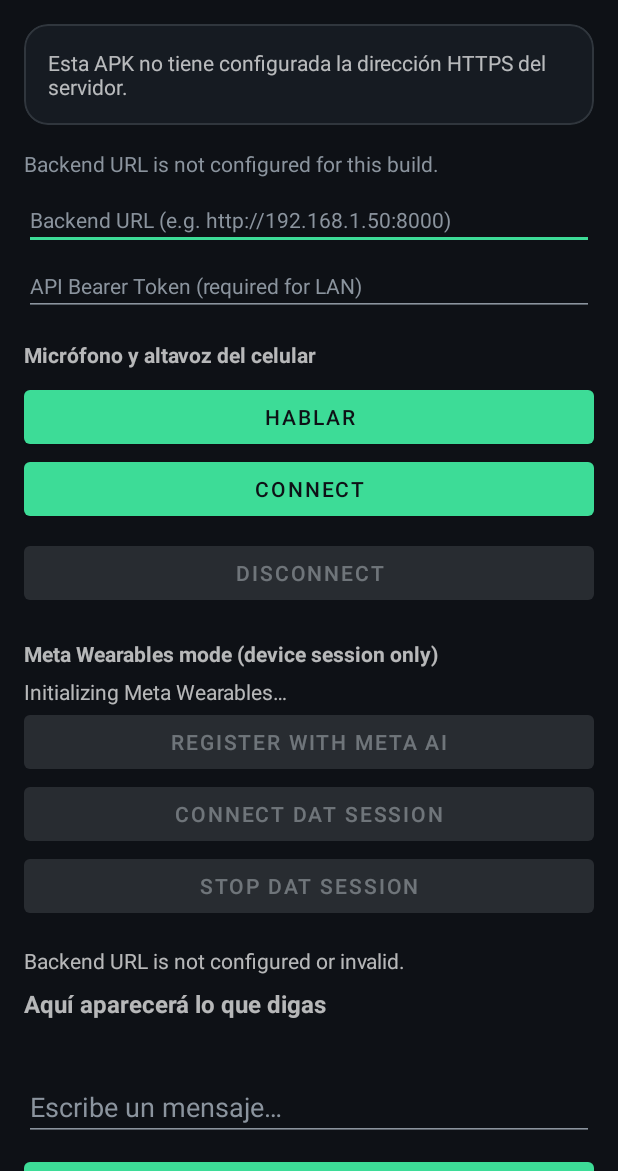
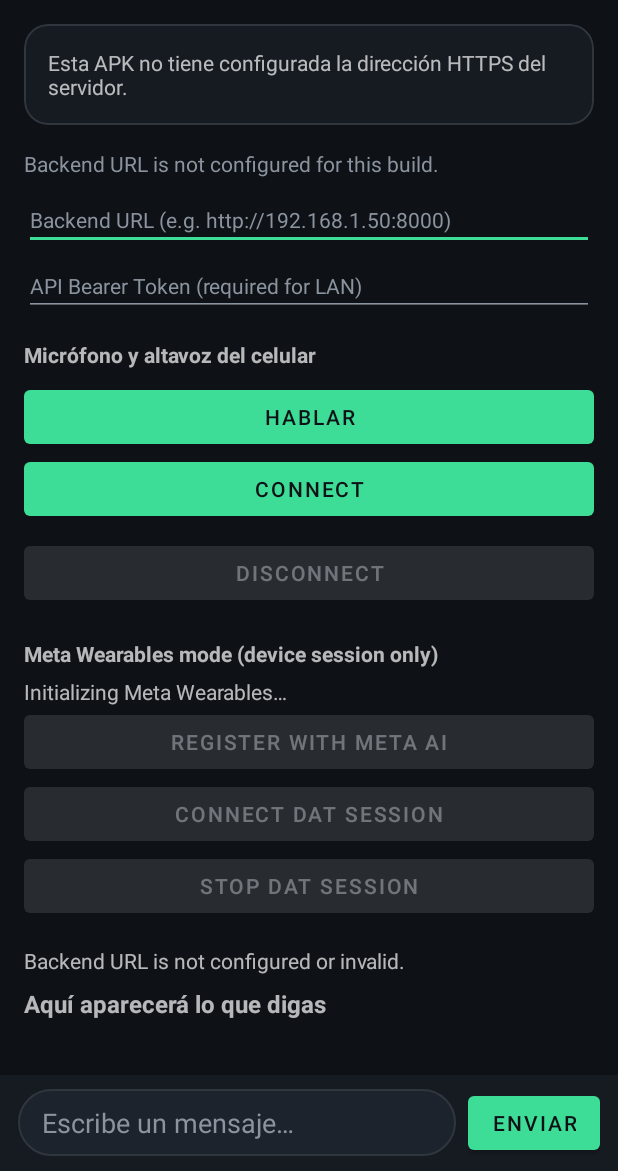
Before and after one commit to Chessani28/ITGlasses-Android, an Android app: the screen it shows after launch (MainActivity), on a phone screen of 412 x 824 dp, the part 65-1236 px from its top. Run offline under Robolectric (Android 15) with nearby library versions, the phone set to English and light mode, and no system bars; 2 statements that could not run were skipped.

Commit message:
Etapa C: conversación en burbujas y barra de mensaje fija
- ChatLog (Kotlin puro): mensajes del usuario y del asistente, avisos,
  "Generando respuesta" y "Comprobando…" provisional tras un 403; límite de 100
- ChatBubbles: usuario a la derecha y asistente a la izquierda, ancho ajustado
  al contenido y máximo del 80 % del ancho real del contenedor, recalculado al
  girar; fundido y puntos animados que respetan las animaciones desactivadas
- Barra de mensaje fija abajo con ADJUST_RESIZE; et_message se vacía al enviar
- Los fallos de chat se muestran en la conversación ("No enviado" y el aviso),
  sin usar la línea de estado; voz y modo token compartido sin cambios
- Color itg_bubble_user #173A2C con contrastes comprobados
- Pruebas: ChatLogTest, ChatFailuresTest, ChatTextsTest y BubbleWidthTest;
  testPhoneDebugUnitTest y testMetaDebugUnitTest 160/160; lint sin fallos
- Probado en un celular real: burbujas, Generando respuesta, bloqueado, pendiente

Co-Authored-By: Claude Sonnet 5.5 <noreply@anthropic.com>
Claude-Session: https://claude.ai/code/session_01U1So5MrWB3zANoVneKaKAh

```diff
--- /dev/null
+++ b/app/src/main/res/drawable/bg_input.xml
@@ -0,0 +1,7 @@
+<?xml version="1.0" encoding="utf-8"?>
+<!-- Message field in the bottom bar. -->
+<shape xmlns:android="http://schemas.android.com/apk/res/android" android:shape="rectangle">
+    <solid android:color="@color/itg_surface_raised" />
+    <stroke android:width="1dp" android:color="@color/itg_outline" />
+    <corners android:radius="22dp" />
+</shape>
--- /dev/null
+++ b/app/src/main/res/drawable/bubble_notice.xml
@@ -0,0 +1,6 @@
+<?xml version="1.0" encoding="utf-8"?>
+<!-- Notice after a failed message (text in itg_warning). -->
+<shape xmlns:android="http://schemas.android.com/apk/res/android" android:shape="rectangle">
+    <solid android:color="@color/itg_surface_raised" />
+    <corners android:radius="12dp" />
+</shape>
--- a/app/src/main/res/layout/activity_main.xml
+++ b/app/src/main/res/layout/activity_main.xml
@@ -1,8 +1,16 @@
 <?xml version="1.0" encoding="utf-8"?>
-<ScrollView xmlns:android="http://schemas.android.com/apk/res/android"
+<!-- Stage C: scrolling content on top, message bar fixed at the bottom (window uses adjustResize). -->
+<LinearLayout xmlns:android="http://schemas.android.com/apk/res/android"
     xmlns:app="http://schemas.android.com/apk/res-auto"
     android:layout_width="match_parent"
     android:layout_height="match_parent"
+    android:orientation="vertical">
+
+<ScrollView
+    android:id="@+id/main_scroll"
+    android:layout_width="match_parent"
+    android:layout_height="0dp"
+    android:layout_weight="1"
     android:fillViewport="true">
 
     <LinearLayout
@@ -192,19 +200,14 @@
             android:textSize="14sp"
             android:layout_marginTop="8dp"/>
 
-        <androidx.appcompat.widget.AppCompatEditText
-            android:id="@+id/et_message"
+        <!-- Pairing mode: bubbles (ChatBubbles). Shared-token mode keeps tv_chat_output below, as before. -->
+        <LinearLayout
+            android:id="@+id/chat_messages"
             android:layout_width="match_parent"
             android:layout_height="wrap_content"
-            android:hint="@string/chat_placeholder"
-            android:layout_marginTop="8dp"/>
-
-        <Button
-            android:id="@+id/btn_send"
-            android:layout_width="match_parent"
-            android:layout_height="wrap_content"
-            android:text="@string/send"
-            android:layout_marginTop="8dp"/>
+            android:layout_marginTop="8dp"
+            android:orientation="vertical"
+            android:visibility="gone"/>
 
         <TextView
             android:id="@+id/tv_chat_output"
@@ -216,3 +219,40 @@
 
     </LinearLayout>
 </ScrollView>
+
+    <LinearLayout
+        android:id="@+id/message_bar"
+        android:layout_width="match_parent"
+        android:layout_height="wrap_content"
+        android:background="@color/itg_surface"
+        android:gravity="center_vertical"
+        android:orientation="horizontal"
+        android:paddingStart="12dp"
+        android:paddingTop="8dp"
+        android:paddingEnd="12dp"
+        android:paddingBottom="8dp">
+
+        <androidx.appcompat.widget.AppCompatEditText
+            android:id="@+id/et_message"
+            android:layout_width="0dp"
+            android:layout_height="wrap_content"
+            android:layout_weight="1"
+            android:background="@drawable/bg_input"
+            android:hint="@string/chat_placeholder"
+            android:inputType="textMultiLine|textCapSentences"
+            android:maxLines="5"
+            android:minHeight="44dp"
+            android:paddingStart="16dp"
+            android:paddingTop="10dp"
+            android:paddingEnd="16dp"
+            android:paddingBottom="10dp"
+            android:textColor="@color/itg_text_primary"/>
+
+        <Button
+            android:id="@+id/btn_send"
+            android:layout_width="wrap_content"
+            android:layout_height="wrap_content"
+            android:layout_marginStart="8dp"
+            android:text="@string/send"/>
+    </LinearLayout>
+</LinearLayout>
--- a/app/src/main/res/values/colors.xml
+++ b/app/src/main/res/values/colors.xml
@@ -11,4 +11,5 @@
     <color name="itg_on_accent">#0E1116</color>
     <color name="itg_warning">#F2B84B</color>
     <color name="itg_danger">#FF8A8F</color>
+    <color name="itg_bubble_user">#173A2C</color>
 </resources>
--- a/app/src/main/res/values/strings.xml
+++ b/app/src/main/res/values/strings.xml
@@ -100,4 +100,7 @@
     <string name="voice_playing">Reproduciendo la respuesta…</string>
     <string name="voice_playback_done">Reproducción terminada</string>
     <string name="voice_playback_failed">No se pudo reproducir la respuesta.</string>
+    <!-- Conversación en burbujas (etapa C). -->
+    <string name="chat_generating_label">Generando respuesta</string>
+    <string name="chat_not_sent">No enviado</string>
 </resources>
```
Also changed, not shown: app/src/main/java/com/itglasses/MainActivity.kt (+65 -17 lines), app/src/main/java/com/itglasses/itglassesandroid/ChatBubbles.kt (added, +149 -0 lines), app/src/main/java/com/itglasses/itglassesandroid/ChatLog.kt (added, +133 -0 lines), app/src/main/java/com/itglasses/itglassesandroid/Motion.kt (+33 -0 lines), app/src/main/res/drawable/bubble_assistant.xml (added, +8 -0 lines), app/src/main/res/drawable/bubble_user.xml (added, +7 -0 lines), 5 other files.
